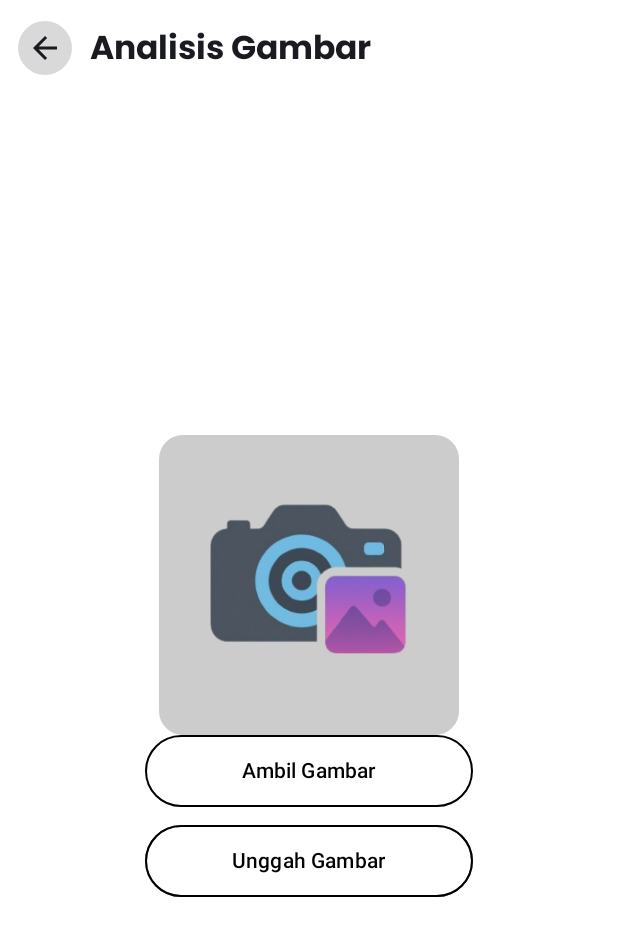
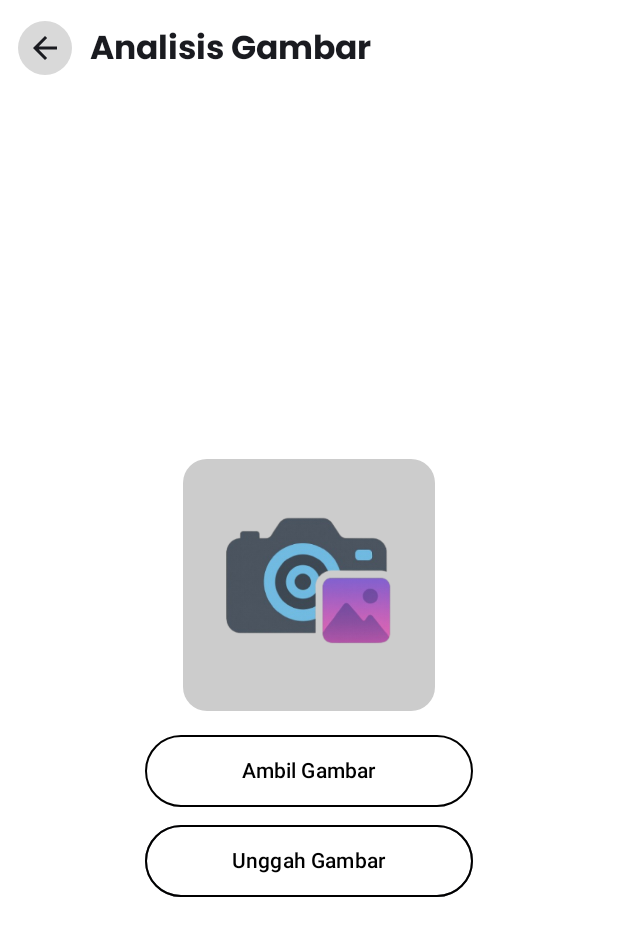
Before and after one commit to divorggg/PlantIn, an Android app built with Jetpack Compose: the ClassificationActivity screen opened directly, with no data from a screen before it, on a phone screen of 412 x 824 dp. Shown: the top 936 px of the screen. Run offline under Robolectric (Android 15) with nearby library versions, the phone set to English and light mode, and no system bars; our stand-ins replace accompanist; libraries missing offline, so code that uses them is left out: com.yalantis.ucrop.

Commit message:
memperbaiki layout

```diff
--- a/app/src/main/java/com/example/plantin/classification/ClassificationActivity.kt
+++ b/app/src/main/java/com/example/plantin/classification/ClassificationActivity.kt
@@ -261,6 +261,7 @@ fun AwalIdentifikasiScreen(
                 contentDescription = "Logo",
                 modifier = Modifier
                     .size(200.dp)
+                    .padding(16.dp)
                     .clip(RoundedCornerShape(16.dp)) // Ujung rounded
                     .background(Color.LightGray)     // Opsional, untuk latar belakang
             )
```
